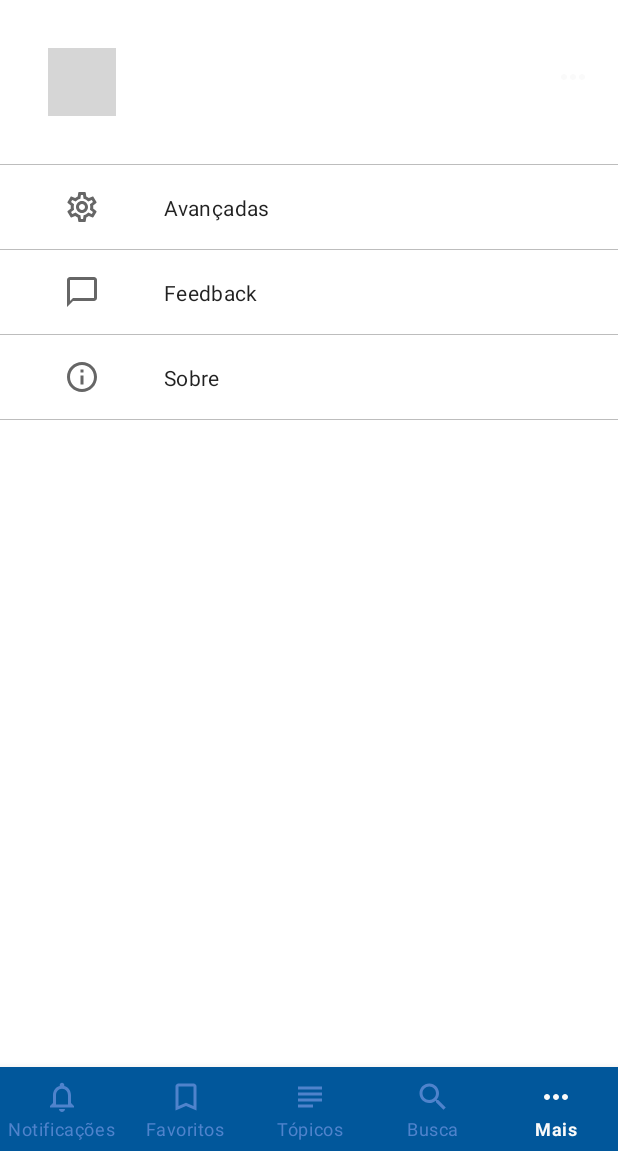
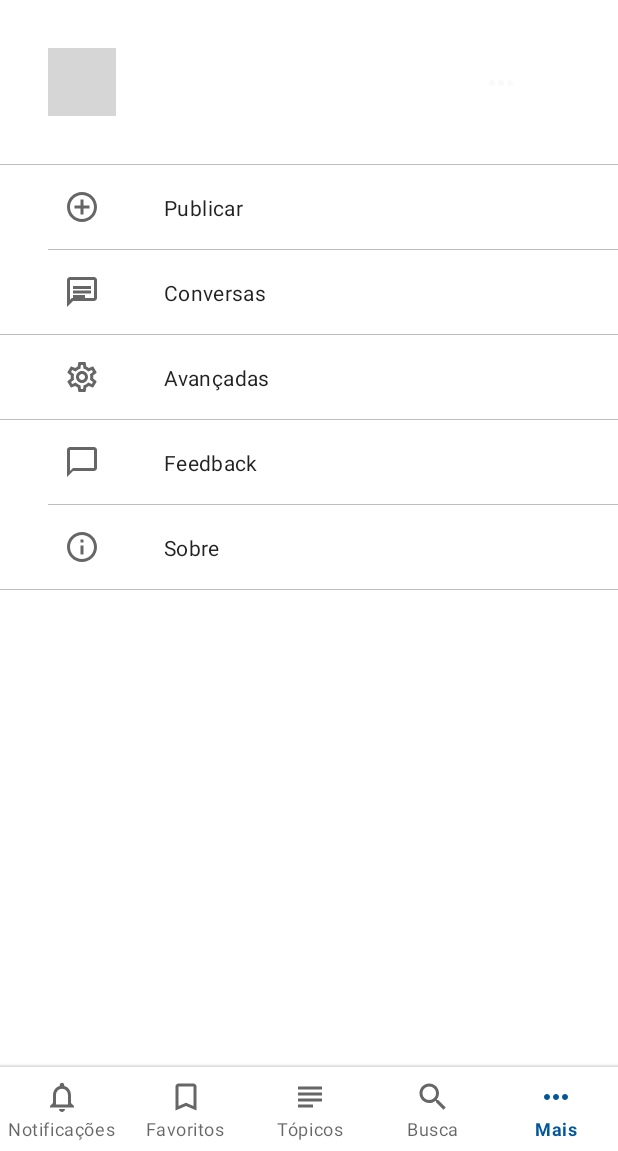
Before and after one commit to horaciocome1/reaque-android-app, an Android app: the MoreFragment screen opened through its navigation route, on a phone screen of 412 x 824 dp, the part 85-1236 px from its top. Run offline under Robolectric (Android 15) with nearby library versions, the phone set to English and light mode, and no system bars; our stand-ins replace Firebase (no records; nobody signed in at launch, a user with empty details on screens opened directly), navigation-ui; pictures from the network do not load; Roboto replaces fonts that are not available here; 2 statements that could not run were skipped; grey boxes are pictures that could not be loaded.

Commit message:
added message and write action to more changed bottomnavigation to a light theme

```diff
--- /dev/null
+++ b/app/src/main/res/drawable/background_bottom_navigation_shadow.xml
@@ -0,0 +1,22 @@
+<?xml version="1.0" encoding="utf-8"?><!--
+  ~    Copyright 2019 Horácio Flávio Comé Júnior
+  ~
+  ~    Licensed under the Apache License, Version 2.0 (the "License");
+  ~    you may not use this file except in compliance with the License.
+  ~    You may obtain a copy of the License at
+  ~
+  ~        http://www.apache.org/licenses/LICENSE-2.0
+  ~
+  ~    Unless required by applicable law or agreed to in writing, software
+  ~    distributed under the License is distributed on an "AS IS" BASIS,
+  ~    WITHOUT WARRANTIES OR CONDITIONS OF ANY KIND, either express or implied.
+  ~    See the License for the specific language governing permissions and limitations under the License.
+  -->
+
+<shape xmlns:android="http://schemas.android.com/apk/res/android">
+
+    <gradient
+        android:angle="90"
+        android:startColor="@color/divider" />
+
+</shape>
--- /dev/null
+++ b/app/src/main/res/drawable/colors_bottom_navigation.xml
@@ -0,0 +1,22 @@
+<?xml version="1.0" encoding="utf-8"?><!--
+  ~    Copyright 2019 Horácio Flávio Comé Júnior
+  ~
+  ~    Licensed under the Apache License, Version 2.0 (the "License");
+  ~    you may not use this file except in compliance with the License.
+  ~    You may obtain a copy of the License at
+  ~
+  ~        http://www.apache.org/licenses/LICENSE-2.0
+  ~
+  ~    Unless required by applicable law or agreed to in writing, software
+  ~    distributed under the License is distributed on an "AS IS" BASIS,
+  ~    WITHOUT WARRANTIES OR CONDITIONS OF ANY KIND, either express or implied.
+  ~    See the License for the specific language governing permissions and limitations under the License.
+  -->
+
+<selector xmlns:android="http://schemas.android.com/apk/res/android">
+
+    <item android:color="@color/deep_blue" android:state_checked="true" />
+
+    <item android:color="?attr/colorControlNormal" android:state_checked="false" />
+
+</selector>
--- /dev/null
+++ b/app/src/main/res/drawable/outline_add_circle_outline_24.xml
@@ -0,0 +1,25 @@
+<!--
+  ~    Copyright 2019 Horácio Flávio Comé Júnior
+  ~
+  ~    Licensed under the Apache License, Version 2.0 (the "License");
+  ~    you may not use this file except in compliance with the License.
+  ~    You may obtain a copy of the License at
+  ~
+  ~        http://www.apache.org/licenses/LICENSE-2.0
+  ~
+  ~    Unless required by applicable law or agreed to in writing, software
+  ~    distributed under the License is distributed on an "AS IS" BASIS,
+  ~    WITHOUT WARRANTIES OR CONDITIONS OF ANY KIND, either express or implied.
+  ~    See the License for the specific language governing permissions and limitations under the License.
+  -->
+
+<vector xmlns:android="http://schemas.android.com/apk/res/android"
+    android:width="24dp"
+    android:height="24dp"
+    android:tint="?attr/colorControlNormal"
+    android:viewportWidth="24.0"
+    android:viewportHeight="24.0">
+    <path
+        android:fillColor="@android:color/white"
+        android:pathData="M13,7h-2v4L7,11v2h4v4h2v-4h4v-2h-4L13,7zM12,2C6.48,2 2,6.48 2,12s4.48,10 10,10 10,-4.48 10,-10S17.52,2 12,2zM12,20c-4.41,0 -8,-3.59 -8,-8s3.59,-8 8,-8 8,3.59 8,8 -3.59,8 -8,8z" />
+</vector>
--- /dev/null
+++ b/app/src/main/res/drawable/outline_chat_24.xml
@@ -0,0 +1,25 @@
+<!--
+  ~    Copyright 2019 Horácio Flávio Comé Júnior
+  ~
+  ~    Licensed under the Apache License, Version 2.0 (the "License");
+  ~    you may not use this file except in compliance with the License.
+  ~    You may obtain a copy of the License at
+  ~
+  ~        http://www.apache.org/licenses/LICENSE-2.0
+  ~
+  ~    Unless required by applicable law or agreed to in writing, software
+  ~    distributed under the License is distributed on an "AS IS" BASIS,
+  ~    WITHOUT WARRANTIES OR CONDITIONS OF ANY KIND, either express or implied.
+  ~    See the License for the specific language governing permissions and limitations under the License.
+  -->
+
+<vector xmlns:android="http://schemas.android.com/apk/res/android"
+    android:width="24dp"
+    android:height="24dp"
+    android:tint="?attr/colorControlNormal"
+    android:viewportWidth="24.0"
+    android:viewportHeight="24.0">
+    <path
+        android:fillColor="@android:color/white"
+        android:pathData="M4,4h16v12L5.17,16L4,17.17L4,4m0,-2c-1.1,0 -1.99,0.9 -1.99,2L2,22l4,-4h14c1.1,0 2,-0.9 2,-2L22,4c0,-1.1 -0.9,-2 -2,-2L4,2zM6,14h8v2L6,16v-2zM6,11h12v2L6,13L6,9zM6,8h12v2L6,10L6,6z" />
+</vector>
--- a/app/src/main/res/drawable/bottom_navigation_colors.xml
+++ b/app/src/main/res/drawable/outline_message_24.xml
@@ -1,5 +1,5 @@
-<?xml version="1.0" encoding="utf-8"?><!--
-  ~    Copyright 2018 Horácio Flávio Comé Júnior
+<!--
+  ~    Copyright 2019 Horácio Flávio Comé Júnior
   ~
   ~    Licensed under the Apache License, Version 2.0 (the "License");
   ~    you may not use this file except in compliance with the License.
@@ -13,10 +13,13 @@
   ~    See the License for the specific language governing permissions and limitations under the License.
   -->
 
-<selector xmlns:android="http://schemas.android.com/apk/res/android">
-
-    <item android:color="@color/colorPrimary" android:state_checked="true" />
-
-    <item android:color="@color/deep_blue_light" android:state_checked="false" />
-
-</selector>
+<vector xmlns:android="http://schemas.android.com/apk/res/android"
+    android:width="24dp"
+    android:height="24dp"
+    android:tint="?attr/colorControlNormal"
+    android:viewportWidth="24.0"
+    android:viewportHeight="24.0">
+    <path
+        android:fillColor="@android:color/white"
+        android:pathData="M4,4h16v12L5.17,16L4,17.17L4,4m0,-2c-1.1,0 -1.99,0.9 -1.99,2L2,22l4,-4h14c1.1,0 2,-0.9 2,-2L22,4c0,-1.1 -0.9,-2 -2,-2L4,2zM6,14h12v2L6,16v-2zM6,11h12v2L6,13L6,9zM6,8h12v2L6,10L6,6z" />
+</vector>
--- a/app/src/main/res/layout/activity_main.xml
+++ b/app/src/main/res/layout/activity_main.xml
@@ -43,14 +43,19 @@
         android:layout_marginBottom="?attr/actionBarSize"
         app:navGraph="@navigation/mobile_navigation" />
 
+    <View
+        android:layout_width="match_parent"
+        android:layout_height="4dp"
+        android:background="@drawable/background_bottom_navigation_shadow"
+        app:layout_anchor="@id/activity_main_bottomnavigationview" />
+
     <com.google.android.material.bottomnavigation.BottomNavigationView
         android:id="@+id/activity_main_bottomnavigationview"
         android:layout_width="match_parent"
         android:layout_height="?attr/actionBarSize"
         android:layout_gravity="bottom"
-        android:background="@color/deep_blue"
-        app:itemIconTint="@drawable/bottom_navigation_colors"
-        app:itemTextColor="@drawable/bottom_navigation_colors"
+        app:itemIconTint="@drawable/colors_bottom_navigation"
+        app:itemTextColor="@drawable/colors_bottom_navigation"
         app:labelVisibilityMode="labeled"
         app:menu="@menu/navigation" />
 
--- a/app/src/main/res/layout/fragment_more.xml
+++ b/app/src/main/res/layout/fragment_more.xml
@@ -68,12 +68,9 @@
             style="@style/Widget.MaterialComponents.Button.TextButton.Icon"
             android:layout_width="42dp"
             android:layout_height="42dp"
-            android:layout_marginEnd="8dp"
-            android:layout_marginRight="8dp"
-            android:layout_marginBottom="8dp"
             app:icon="@drawable/outline_more_horiz_black_24"
             app:layout_constraintBottom_toBottomOf="@+id/fragment_more_name_textview"
-            app:layout_constraintEnd_toEndOf="parent"
+            app:layout_constraintEnd_toEndOf="@+id/textView3"
             app:layout_constraintTop_toTopOf="@+id/fragment_more_name_textview" />
 
         <com.google.android.material.button.MaterialButton
@@ -108,7 +105,83 @@
 
     <View
         android:layout_width="match_parent"
+        android:layout_height="0.6dp"
+        android:background="@color/divider" />
+
+    <androidx.constraintlayout.widget.ConstraintLayout
+        android:id="@+id/fragment_more_write_constraintlayout"
+        style="@style/AppTheme.CompleteClickableEffect"
+        android:layout_width="match_parent"
+        android:layout_height="wrap_content">
+
+        <ImageView
+            android:id="@+id/imageView8"
+            android:layout_width="45dp"
+            android:layout_height="wrap_content"
+            android:layout_marginStart="32dp"
+            android:layout_marginLeft="32dp"
+            android:layout_marginTop="16dp"
+            android:layout_marginBottom="16dp"
+            app:layout_constraintBottom_toBottomOf="parent"
+            app:layout_constraintStart_toStartOf="parent"
+            app:layout_constraintTop_toTopOf="parent"
+            app:srcCompat="@drawable/outline_add_circle_outline_24" />
+
+        <TextView
+            android:layout_width="wrap_content"
+            android:layout_height="wrap_content"
+            android:layout_marginStart="32dp"
+            android:layout_marginLeft="32dp"
+            android:text="Publicar"
+            android:textAppearance="@style/TextAppearance.MaterialComponents.Body2"
+            app:layout_constraintBottom_toBottomOf="@+id/imageView8"
+            app:layout_constraintStart_toEndOf="@+id/imageView8"
+            app:layout_constraintTop_toTopOf="@+id/imageView8" />
+
+    </androidx.constraintlayout.widget.ConstraintLayout>
+
+    <View
+        android:layout_width="match_parent"
         android:layout_height="0.1dp"
+        android:layout_marginStart="32dp"
+        android:layout_marginLeft="32dp"
+        android:background="@color/divider" />
+
+    <androidx.constraintlayout.widget.ConstraintLayout
+        android:id="@+id/fragment_more_messages_constraintlayout"
+        style="@style/AppTheme.CompleteClickableEffect"
+        android:layout_width="match_parent"
+        android:layout_height="wrap_content">
+
+        <ImageView
+            android:id="@+id/imageView9"
+            android:layout_width="45dp"
+            android:layout_height="wrap_content"
+            android:layout_marginStart="32dp"
+            android:layout_marginLeft="32dp"
+            android:layout_marginTop="16dp"
+            android:layout_marginBottom="16dp"
+            app:layout_constraintBottom_toBottomOf="parent"
+            app:layout_constraintStart_toStartOf="parent"
+            app:layout_constraintTop_toTopOf="parent"
+            app:srcCompat="@drawable/outline_chat_24" />
+
+        <TextView
+            android:layout_width="wrap_content"
+            android:layout_height="wrap_content"
+            android:layout_marginStart="32dp"
+            android:layout_marginLeft="32dp"
+            android:text="Conversas"
+            android:textAppearance="@style/TextAppearance.MaterialComponents.Body2"
+            app:layout_constraintBottom_toBottomOf="@+id/imageView9"
+            app:layout_constraintStart_toEndOf="@+id/imageView9"
+            app:layout_constraintTop_toTopOf="@+id/imageView9" />
+
+    </androidx.constraintlayout.widget.ConstraintLayout>
+
+    <View
+        android:layout_width="match_parent"
+        android:layout_height="0.6dp"
         android:background="@color/divider" />
 
     <androidx.constraintlayout.widget.ConstraintLayout
@@ -183,6 +256,8 @@
     <View
         android:layout_width="match_parent"
         android:layout_height="0.1dp"
+        android:layout_marginStart="32dp"
+        android:layout_marginLeft="32dp"
         android:background="@color/divider" />
 
     <androidx.constraintlayout.widget.ConstraintLayout
@@ -219,7 +294,7 @@
 
     <View
         android:layout_width="match_parent"
-        android:layout_height="0.1dp"
+        android:layout_height="0.6dp"
         android:background="@color/divider" />
 
 </LinearLayout>
--- a/app/src/main/res/layout/item_topic_2.xml
+++ b/app/src/main/res/layout/item_topic_2.xml
@@ -114,6 +114,19 @@
                 app:layout_constraintEnd_toEndOf="parent"
                 app:layout_constraintStart_toStartOf="parent" />
 
+            <ProgressBar
+                android:id="@+id/item_topic_progressbar"
+                android:layout_width="24dp"
+                android:layout_height="24dp"
+                android:layout_marginStart="8dp"
+                android:layout_marginLeft="8dp"
+                android:layout_marginEnd="8dp"
+                android:layout_marginRight="8dp"
+                android:layout_marginBottom="8dp"
+                app:layout_constraintBottom_toTopOf="@+id/imageView"
+                app:layout_constraintEnd_toEndOf="@+id/item_topic_cover_imageview"
+                app:layout_constraintStart_toStartOf="parent" />
+
         </androidx.constraintlayout.widget.ConstraintLayout>
 
     </com.google.android.material.card.MaterialCardView>
```
